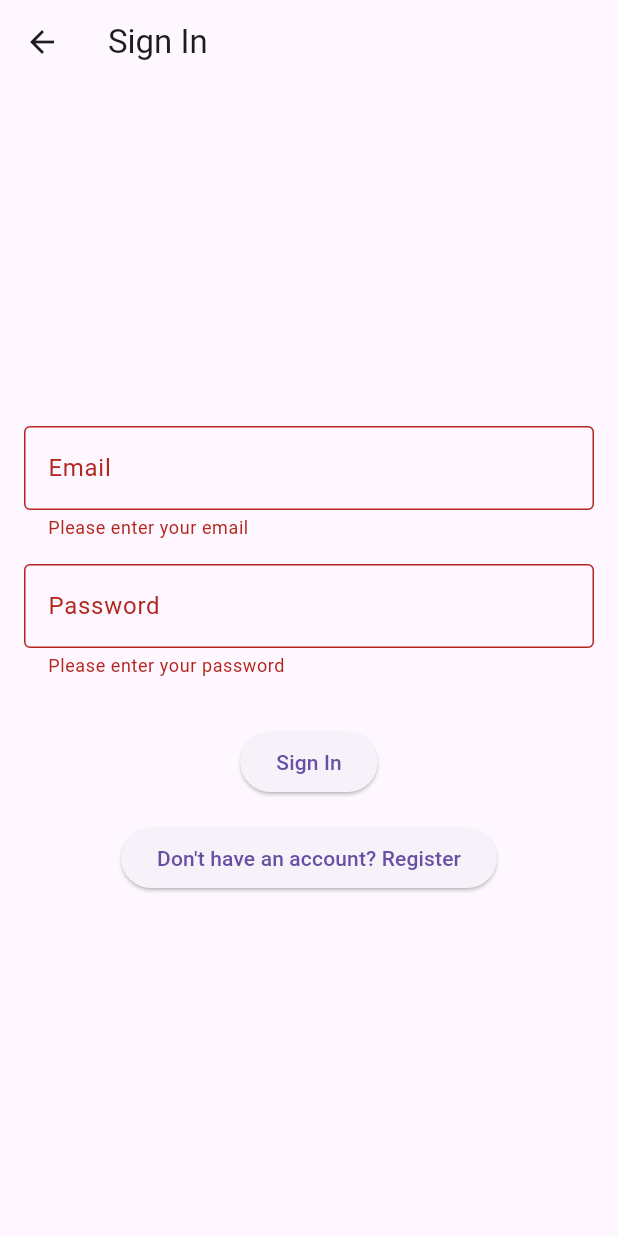
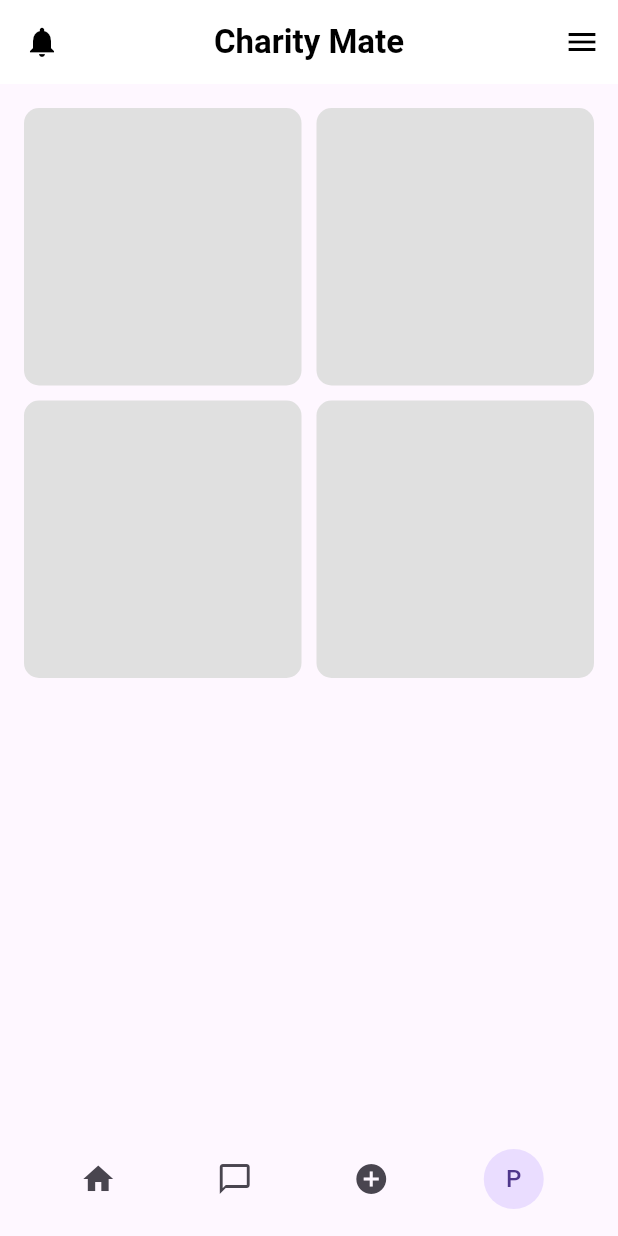
Before and after one commit to ShivKakade/Charity-Mate, a Flutter app: the SignInPage screen opened directly, after a tap on "Sign In", on a phone screen of 412 x 824 dp. Run offline on Flutter 3.47's test engine with Material 3 defaults, Android fonts, the phone set to English and light mode, and no system bars.

Commit message:
Added two pages and firebase service

```diff
--- a/lib/main.dart
+++ b/lib/main.dart
@@ -1,4 +1,4 @@
-import 'package:charitymate/pages/Login_page.dart';
+    import 'package:charitymate/pages/Login_page.dart';
 import 'package:flutter/material.dart';
 
 void main() {
--- a/lib/pages/Register_page.dart
+++ b/lib/pages/Register_page.dart
@@ -1,3 +1,4 @@
+import 'package:charitymate/pages/Sing_in_page.dart';
 import 'package:flutter/material.dart';
 
 class RegisterPage extends StatelessWidget {
@@ -157,6 +158,10 @@
                     ),
                   ),
                   onPressed: () {
+                     Navigator.of(context).push(MaterialPageRoute(builder: (context)
+                  {
+                    return SignInPage();
+                  }));
                     if (_formKey.currentState!.validate()) {
                       // Perform registration logic
                       ScaffoldMessenger.of(context).showSnackBar(
--- a/lib/pages/Sing_in_page.dart
+++ b/lib/pages/Sing_in_page.dart
@@ -1,3 +1,5 @@
+import 'package:charitymate/main.dart';
+import 'package:charitymate/pages/homeScreen.dart';
 import 'package:flutter/material.dart';
 
 import 'Register_page.dart';
@@ -9,7 +11,7 @@
   Widget build(BuildContext context) {
     return Scaffold(
       appBar: AppBar(
-        title: Text('Sign In'),
+        title:const  Text('Sign In'),
       ),
       body: Padding(
         padding: const EdgeInsets.all(16.0),
@@ -19,7 +21,7 @@
             mainAxisAlignment: MainAxisAlignment.center,
             children: [
               TextFormField(
-                decoration: InputDecoration(
+                decoration:const  InputDecoration(
                   labelText: 'Email',
                   border: OutlineInputBorder(),
                 ),
@@ -30,10 +32,10 @@
                   return null;
                 },
               ),
-              SizedBox(height: 16),
+             const  SizedBox(height: 16),
               TextFormField(
                 obscureText: true,
-                decoration: InputDecoration(
+                decoration: const InputDecoration(
                   labelText: 'Password',
                   border: OutlineInputBorder(),
                 ),
@@ -44,15 +46,16 @@
                   return null;
                 },
               ),
-              SizedBox(height: 32),
+              const SizedBox(height: 32),
               ElevatedButton(
                 onPressed: () {
-                  if (_formKey.currentState!.validate()) {
-                    // Perform sign-in logic
-                    ScaffoldMessenger.of(context).showSnackBar(
-                      SnackBar(content: Text('Signing in...')),
-                    );
-                  }
+
+                  Navigator.of(context).push(MaterialPageRoute(builder: (context)
+                  {
+                    return Home();
+
+                  }));
+
                 },
                 child: Text('Sign In'),
               ),
--- /dev/null
+++ b/lib/pages/homeScreen.dart
@@ -0,0 +1,90 @@
+import 'package:charitymate/pages/profile.dart';
+import 'package:flutter/material.dart';
+
+class Home extends StatefulWidget {
+  @override
+  _HomePageState createState() => _HomePageState();
+}
+
+class _HomePageState extends State<Home> {
+  List image=[
+
+    //add images into folder
+  ];
+  @override
+  Widget build(BuildContext context) {
+    return Scaffold(
+      appBar: AppBar(
+        backgroundColor: Colors.white,
+        elevation: 0,
+        leading: IconButton(
+          icon: Icon(Icons.notifications, color: Colors.black),
+          onPressed: () {},
+        ),
+        title: Text(
+          'Charity Mate',
+          style: TextStyle(color: Colors.black, fontWeight: FontWeight.bold),
+        ),
+        centerTitle: true,
+        actions: [
+          IconButton(
+            icon: Icon(Icons.menu, color: Colors.black),
+            onPressed: () {},
+          ),
+        ],
+      ),
+      body: Padding(
+        padding: const EdgeInsets.all(16.0),
+        child: GridView.count(
+          crossAxisCount: 2,
+          crossAxisSpacing: 10,
+          mainAxisSpacing: 10,
+          children: List.generate(4, (index) {
+            return GestureDetector(
+              onTap: () {
+
+
+              },
+              child: Container(
+
+                decoration: BoxDecoration(
+                  color: Colors.grey[300],
+                  borderRadius: BorderRadius.circular(10),
+                ),
+              ),
+            );
+          }),
+        ),
+      ),
+      bottomNavigationBar: Padding(
+        padding: const EdgeInsets.symmetric(vertical: 10.0, horizontal: 20.0),
+        child: Row(
+          mainAxisAlignment: MainAxisAlignment.spaceAround,
+          children: [
+            IconButton(
+              icon: Icon(Icons.home),
+              onPressed: () {},
+            ),
+            IconButton(
+              icon: Icon(Icons.chat_bubble_outline),
+              onPressed: () {},
+            ),
+            IconButton(
+              icon: Icon(Icons.add_circle),
+              onPressed: () {},
+            ),
+            IconButton(
+              icon: CircleAvatar(child: Text('P')),
+              onPressed: () {
+                 Navigator.of(context).push(MaterialPageRoute(builder: (context)
+                  {
+                    return ProfilePage();
+                  }));
+              },
+            ),
+          ],
+        ),
+      ),
+    );
+  }
+}
--- a/pubspec.yaml
+++ b/pubspec.yaml
@@ -13,6 +13,7 @@
     sdk: flutter
 
   cupertino_icons: ^1.0.8
+  file_picker: ^8.3.1
 
 dev_dependencies:
   flutter_test:
```
Also changed, not shown: lib/pages/profile.dart (added, +66 -0 lines), lib/pages/Home.dart (added), pubspec.lock, 4 other files.
